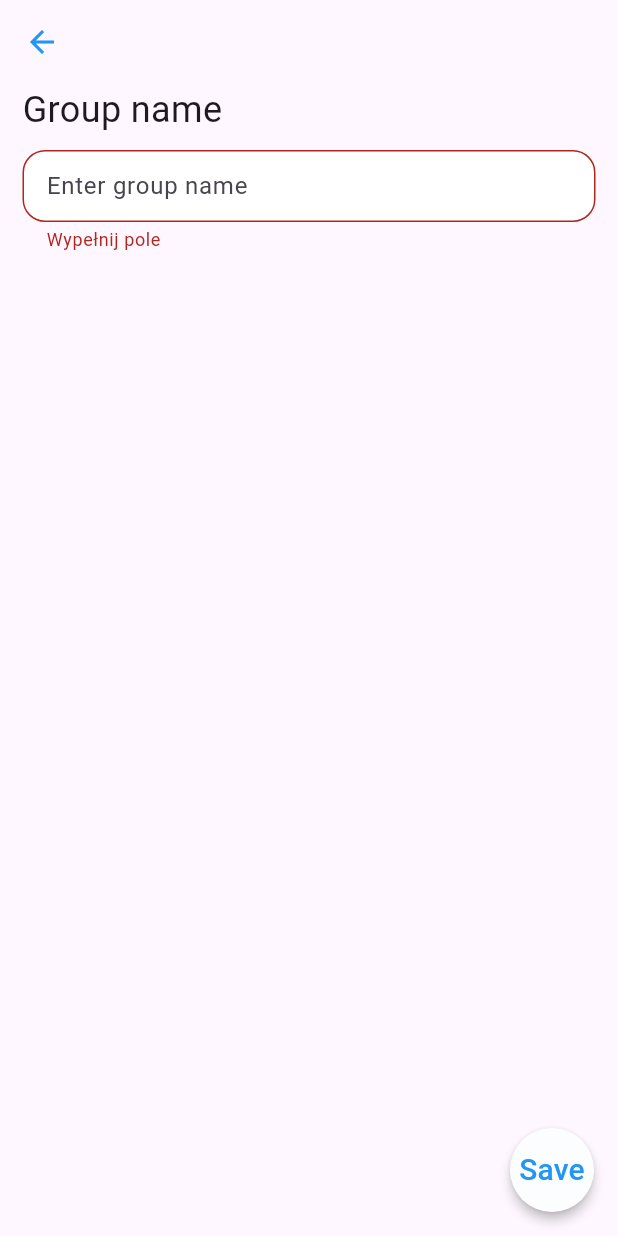
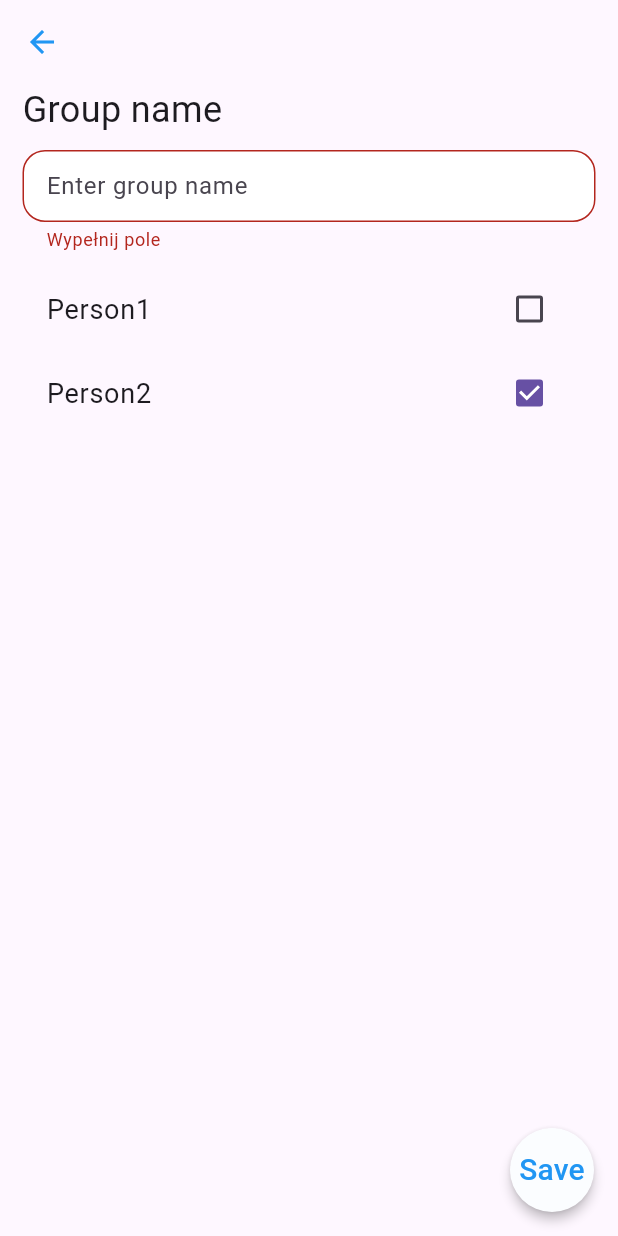
Before and after one commit to Michal2123/RecruitmentTask, a Flutter app: the GroupFormView screen opened directly, after a tap on "Save", on a phone screen of 412 x 824 dp. Run offline on Flutter 3.47's test engine with Material 3 defaults, Android fonts, the phone set to English and light mode, and no system bars; our stand-ins replace mask_text_input_formatter; generated files the repository leaves out were written again.

Commit message:
custome checkbox list form field added

```diff
--- a/flutter_recruitment_task/lib/src/group_list/group_view/group_form_view.dart
+++ b/flutter_recruitment_task/lib/src/group_list/group_view/group_form_view.dart
@@ -1,4 +1,5 @@
 import 'package:flutter/material.dart';
+import 'package:flutter_recruitment_task/src/widgets/form_sections/checkbox_form_field.dart';
 import 'package:flutter_recruitment_task/src/widgets/form_sections/form_field_section.dart';
 
 import '../../widgets/form_sections/form_floating_action_button_section.dart';
@@ -22,13 +23,27 @@ class _NewGroupFormViewState extends State<GroupFormView> {
       body: SingleChildScrollView(
         child: Form(
           key: formKey,
-          child: const Column(
+          child: Column(
             crossAxisAlignment: CrossAxisAlignment.start,
             children: [
-              FormFieldSection(
+              const FormFieldSection(
                 title: 'Group name',
                 hintText: 'Enter group name',
               ),
+              Padding(
+                padding: const EdgeInsets.symmetric(horizontal: 15),
+                child: CheckboxFormField(
+                  validator: (value) {
+                    if (value != null &&
+                        value.isNotEmpty &&
+                        !value.any((element) => element)) {
+                      return 'Check any persun';
+                    }
+                    return null;
+                  },
+                  items: const {'Person1': false, 'Person2': true},
+                ),
+              )
             ],
           ),
         ),
--- a/flutter_recruitment_task/lib/src/sample_feature/sample_item.dart
+++ /dev/null
@@ -1,6 +0,0 @@
-/// A placeholder class that represents an entity or model.
-class SampleItem {
-  const SampleItem(this.id);
-
-  final int id;
-}
--- /dev/null
+++ b/flutter_recruitment_task/lib/src/widgets/form_sections/checkbox_form_field.dart
@@ -0,0 +1,65 @@
+import 'package:flutter/material.dart';
+
+class CheckboxFormField extends FormField<List<bool>> {
+  CheckboxFormField(
+      {super.key,
+      required Map<String, bool> items,
+      super.onSaved,
+      super.validator,
+      bool initialValue = false,
+      bool autovalidate = false})
+      : super(
+            initialValue: items.values.toList(),
+            builder: (FormFieldState<List<bool>> state) {
+              return Column(children: [
+                Container(
+                  decoration: state.hasError
+                      ? BoxDecoration(
+                          border:
+                              Border.all(color: Colors.red.shade700, width: 1),
+                          borderRadius: BorderRadius.circular(15))
+                      : null,
+                  child: Column(
+                    children: [
+                      for (var item in items.entries)
+                        CheckboxListTile(
+                          title: Text(
+                            item.key,
+                            style: const TextStyle(fontSize: 18),
+                          ),
+                          value: item.value,
+                          onChanged: (value) {},
+                        )
+                    ],
+                  ),
+                ),
+                if (state.hasError) ...[
+                  Align(
+                    alignment: Alignment.centerLeft,
+                    child: Padding(
+                      padding: const EdgeInsets.only(top: 5, left: 10),
+                      child: Text('Check any person',
+                          style: TextStyle(
+                              color: Colors.red.shade700, fontSize: 12)),
+                    ),
+                  ),
+                ],
+              ]);
+              // CheckboxListTile(
+              //   dense: state.hasError,
+              //   title: title,
+              //   value: state.value,
+              //   onChanged: state.didChange,
+              //   subtitle: state.value?.any((element) => element) ?? false
+              //       ? Builder(
+              //           builder: (BuildContext context) => Text(
+              //             state.errorText ?? "",
+              //             style: TextStyle(
+              //                 color: Theme.of(context).colorScheme.error),
+              //           ),
+              //         )
+              //       : null,
+              //   controlAffinity: ListTileControlAffinity.leading,
+              // );
+            });
+}
```
Also changed, not shown: flutter_recruitment_task/lib/src/sample_feature/sample_item_details_view.dart (deleted, +0 -20 lines), flutter_recruitment_task/lib/src/sample_feature/sample_item_list_view.dart (deleted, +0 -71 lines).
